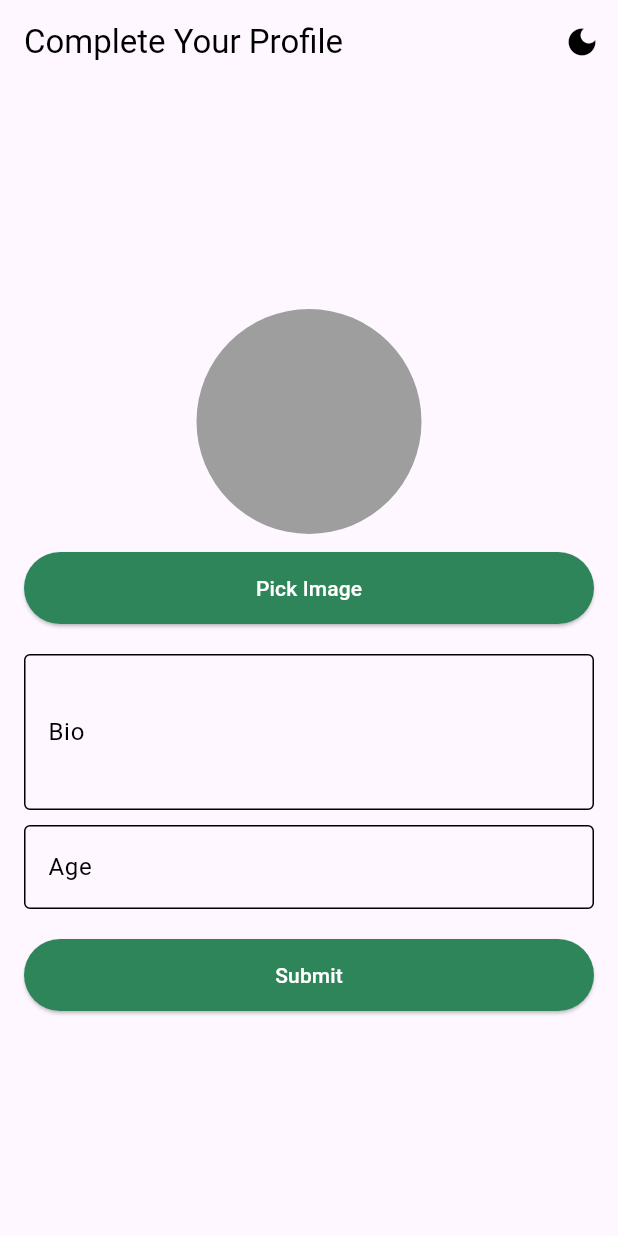
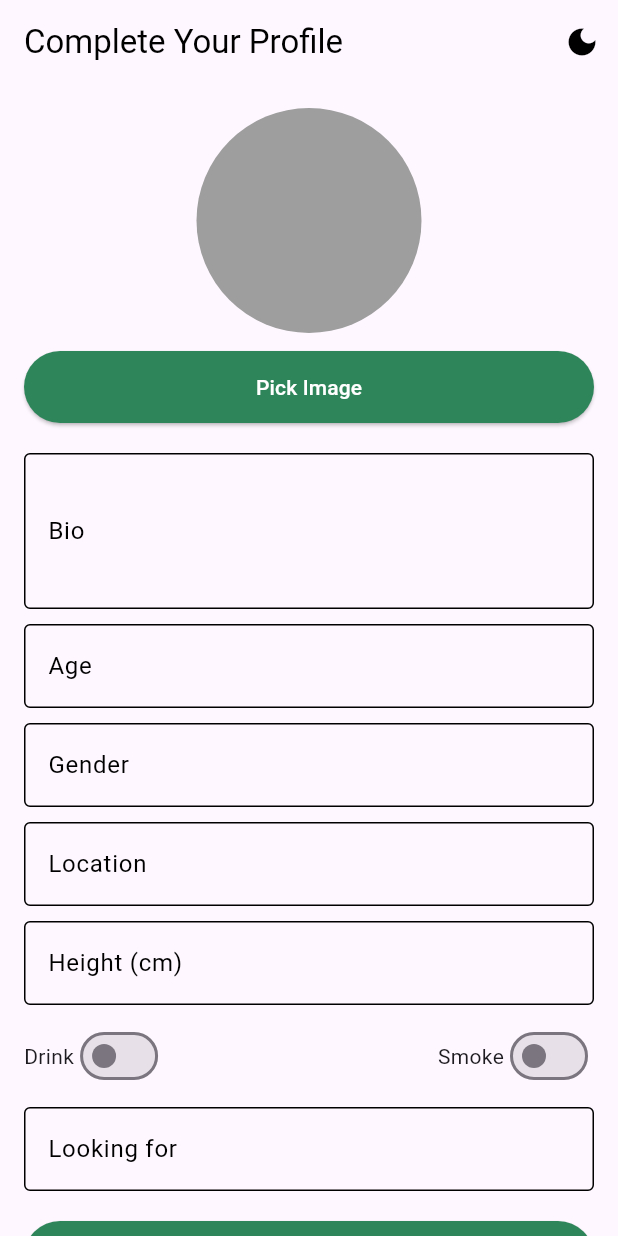
Before and after one commit to Senwin5/mixen, a Flutter app: the CompleteProfilePage screen opened directly, on a phone screen of 412 x 824 dp. Run offline on Flutter 3.47's test engine with Material 3 defaults, Android fonts, the phone set to English and light mode, and no system bars; our stand-ins replace card_swiper, device_info_plus, image_picker, permission_handler, shared_preferences; accounts and stored records are empty.

Commit message:
Update of the old code

```diff
--- a/lib/pages/completeprofilepage.dart
+++ b/lib/pages/completeprofilepage.dart
@@ -16,13 +16,20 @@
 class _CompleteProfilePageState extends State<CompleteProfilePage> {
   final TextEditingController _bioController = TextEditingController();
   final TextEditingController _ageController = TextEditingController();
+  final TextEditingController _genderController = TextEditingController();
+  final TextEditingController _locationController = TextEditingController();
+  final TextEditingController _heightController = TextEditingController();
+  final TextEditingController _lookingForController = TextEditingController();
+
   File? _image;
   bool isLoading = false;
-  bool isDarkMode = false; // 🌙 dark mode toggle
+  bool isDarkMode = false;
+  bool drink = false;
+  bool smoke = false;
 
   static const forestGreen = Color(0xFF2F855A);
 
-  /// Show bottom sheet to choose between Camera and Gallery
+  /// Pick image from gallery or camera
   Future<void> pickImageOption() async {
     showModalBottomSheet(
       context: context,
@@ -49,32 +56,22 @@
     );
   }
 
-  /// Request gallery permission depending on Android version / iOS
   Future<bool> requestGalleryPermission() async {
     if (Platform.isAndroid) {
       final androidInfo = await DeviceInfoPlugin().androidInfo;
       final sdk = androidInfo.version.sdkInt;
-
-      if (sdk >= 33) {
-        return await Permission.photos.request().isGranted;
-      } else {
-        return await Permission.storage.request().isGranted;
-      }
+      if (sdk >= 33) return await Permission.photos.request().isGranted;
+      return await Permission.storage.request().isGranted;
     } else if (Platform.isIOS) {
       return await Permission.photos.request().isGranted;
     }
     return false;
   }
 
-  /// Pick image from camera or gallery with proper permissions
   Future<void> pickImage(ImageSource source) async {
     bool permissionGranted = false;
-
-    if (source == ImageSource.camera) {
-      permissionGranted = await Permission.camera.request().isGranted;
-    } else if (source == ImageSource.gallery) {
-      permissionGranted = await requestGalleryPermission();
-    }
+    if (source == ImageSource.camera) permissionGranted = await Permission.camera.request().isGranted;
+    if (source == ImageSource.gallery) permissionGranted = await requestGalleryPermission();
 
     if (!permissionGranted) {
       if (!mounted) return;
@@ -86,31 +83,19 @@
 
     try {
       final picker = ImagePicker();
-      final picked = await picker.pickImage(
-        source: source,
-        maxWidth: 800,
-        maxHeight: 800,
-        imageQuality: 80,
-      );
-
-      if (picked != null && mounted) {
-        setState(() => _image = File(picked.path));
-      }
+      final picked = await picker.pickImage(source: source, maxWidth: 800, maxHeight: 800, imageQuality: 80);
+      if (picked != null && mounted) setState(() => _image = File(picked.path));
     } catch (e) {
       if (!mounted) return;
-      ScaffoldMessenger.of(
-        context,
-      ).showSnackBar(SnackBar(content: Text("Failed to pick image: $e")));
+      ScaffoldMessenger.of(context).showSnackBar(SnackBar(content: Text("Failed to pick image: $e")));
     }
   }
 
-  /// Submit profile with image, bio, and age
+  /// Submit profile to backend
   Future<void> submitProfile() async {
-    if (_image == null ||
-        _bioController.text.isEmpty ||
-        _ageController.text.isEmpty) {
+    if (_image == null || _bioController.text.isEmpty || _ageController.text.isEmpty) {
       ScaffoldMessenger.of(context).showSnackBar(
-        const SnackBar(content: Text("Fill all fields and pick an image!")),
+        const SnackBar(content: Text("Fill all required fields and pick an image!")),
       );
       return;
     }
@@ -118,25 +103,29 @@
     setState(() => isLoading = true);
 
     try {
-      final success = await ApiService.uploadProfileImage(_image!);
-      if (!success) throw Exception("Image upload failed");
+      // 1️⃣ Upload image
+      final imageSuccess = await ApiService.uploadProfileImage(_image!);
+      if (!imageSuccess) throw Exception("Image upload failed");
 
+      // 2️⃣ Update profile
       final updateSuccess = await ApiService.updateProfile(
         bio: _bioController.text,
         age: int.tryParse(_ageController.text) ?? 0,
+        gender: _genderController.text,
+        location: _locationController.text,
+        height: int.tryParse(_heightController.text),
+        drink: drink,
+        smoke: smoke,
+        lookingFor: _lookingForController.text,
       );
+
       if (!updateSuccess) throw Exception("Profile update failed");
 
       if (!mounted) return;
-      Navigator.pushReplacement(
-        context,
-        MaterialPageRoute(builder: (_) => const SwipePage()),
-      );
+      Navigator.pushReplacement(context, MaterialPageRoute(builder: (_) => const SwipePage()));
     } catch (e) {
       if (!mounted) return;
-      ScaffoldMessenger.of(
-        context,
-      ).showSnackBar(SnackBar(content: Text("Error: $e")));
+      ScaffoldMessenger.of(context).showSnackBar(SnackBar(content: Text("Error: $e")));
     }
 
     if (mounted) setState(() => isLoading = false);
@@ -144,24 +133,15 @@
 
   @override
   Widget build(BuildContext context) {
-    //final Color bgColor = isDarkMode ? Colors.black : const Color(0xFFF3FDE3);
     final Color textFieldColor = isDarkMode ? Colors.white : Colors.black;
 
     return Scaffold(
-      //backgroundColor: bgColor,
       appBar: AppBar(
-        //backgroundColor: bgColor,
         elevation: 0,
-        title: Text(
-          "Complete Your Profile",
-          style: TextStyle(color: textFieldColor),
-        ),
+        title: Text("Complete Your Profile", style: TextStyle(color: textFieldColor)),
         actions: [
           IconButton(
-            icon: Icon(
-              isDarkMode ? Icons.light_mode : Icons.dark_mode,
-              color: textFieldColor,
-            ),
+            icon: Icon(isDarkMode ? Icons.light_mode : Icons.dark_mode, color: textFieldColor),
             onPressed: () => setState(() => isDarkMode = !isDarkMode),
           ),
         ],
@@ -171,86 +151,133 @@
           padding: const EdgeInsets.all(16),
           child: Column(
             children: [
+              // Profile Image
               _image != null
                   ? ClipRRect(
                       borderRadius: BorderRadius.circular(75),
-                      child: Image.file(
-                        _image!,
-                        width: 150,
-                        height: 150,
-                        fit: BoxFit.cover,
-                      ),
+                      child: Image.file(_image!, width: 150, height: 150, fit: BoxFit.cover),
                     )
-                  : Container(
-                      width: 150,
-                      height: 150,
-                      decoration: BoxDecoration(
-                        color: Colors.grey,
-                        borderRadius: BorderRadius.circular(75),
-                      ),
-                    ),
+                  : Container(width: 150, height: 150, decoration: BoxDecoration(color: Colors.grey, borderRadius: BorderRadius.circular(75))),
               const SizedBox(height: 12),
-
-              // ✅ Pick Image Button (white text always)
               ElevatedButton(
-                style: ElevatedButton.styleFrom(
-                  backgroundColor: forestGreen,
-                  foregroundColor: Colors.white, // white text
-                  minimumSize: const Size(double.infinity, 48),
-                ),
+                style: ElevatedButton.styleFrom(backgroundColor: forestGreen, foregroundColor: Colors.white, minimumSize: const Size(double.infinity, 48)),
                 onPressed: pickImageOption,
                 child: const Text("Pick Image"),
               ),
-
               const SizedBox(height: 20),
 
-              // Bio TextField (text changes based on dark/light mode)
+              // Bio
               TextField(
                 controller: _bioController,
                 decoration: InputDecoration(
                   labelText: "Bio",
                   labelStyle: TextStyle(color: textFieldColor),
-                  enabledBorder: OutlineInputBorder(
-                    borderSide: BorderSide(color: textFieldColor),
-                  ),
-                  focusedBorder: OutlineInputBorder(
-                    borderSide: BorderSide(color: textFieldColor, width: 2),
-                  ),
+                  enabledBorder: OutlineInputBorder(borderSide: BorderSide(color: textFieldColor)),
+                  focusedBorder: OutlineInputBorder(borderSide: BorderSide(color: textFieldColor, width: 2)),
                 ),
                 maxLines: 3,
                 style: TextStyle(color: textFieldColor),
               ),
-
               const SizedBox(height: 10),
 
-              // Age TextField (text changes based on dark/light mode)
+              // Age
               TextField(
                 controller: _ageController,
                 decoration: InputDecoration(
                   labelText: "Age",
                   labelStyle: TextStyle(color: textFieldColor),
-                  enabledBorder: OutlineInputBorder(
-                    borderSide: BorderSide(color: textFieldColor),
-                  ),
-                  focusedBorder: OutlineInputBorder(
-                    borderSide: BorderSide(color: textFieldColor, width: 2),
-                  ),
+                  enabledBorder: OutlineInputBorder(borderSide: BorderSide(color: textFieldColor)),
+                  focusedBorder: OutlineInputBorder(borderSide: BorderSide(color: textFieldColor, width: 2)),
                 ),
                 keyboardType: TextInputType.number,
                 style: TextStyle(color: textFieldColor),
               ),
+              const SizedBox(height: 10),
 
+              // Gender
+              TextField(
+                controller: _genderController,
+                decoration: InputDecoration(
+                  labelText: "Gender",
+                  labelStyle: TextStyle(color: textFieldColor),
+                  enabledBorder: OutlineInputBorder(borderSide: BorderSide(color: textFieldColor)),
+                  focusedBorder: OutlineInputBorder(borderSide: BorderSide(color: textFieldColor, width: 2)),
+                ),
+                style: TextStyle(color: textFieldColor),
+              ),
+              const SizedBox(height: 10),
+
+              // Location
+              TextField(
+                controller: _locationController,
+                decoration: InputDecoration(
+                  labelText: "Location",
+                  labelStyle: TextStyle(color: textFieldColor),
+                  enabledBorder: OutlineInputBorder(borderSide: BorderSide(color: textFieldColor)),
+                  focusedBorder: OutlineInputBorder(borderSide: BorderSide(color: textFieldColor, width: 2)),
+                ),
+                style: TextStyle(color: textFieldColor),
+              ),
+              const SizedBox(height: 10),
+
+              // Height
+              TextField(
+                controller: _heightController,
+                decoration: InputDecoration(
+                  labelText: "Height (cm)",
+                  labelStyle: TextStyle(color: textFieldColor),
+                  enabledBorder: OutlineInputBorder(borderSide: BorderSide(color: textFieldColor)),
+                  focusedBorder: OutlineInputBorder(borderSide: BorderSide(color: textFieldColor, width: 2)),
+                ),
+                keyboardType: TextInputType.number,
+                style: TextStyle(color: textFieldColor),
+              ),
+              const SizedBox(height: 10),
+
+              // Drink & Smoke switches
+              Row(
+                mainAxisAlignment: MainAxisAlignment.spaceBetween,
+                children: [
+                  Row(
+                    children: [
+                      const Text("Drink"),
+                      Switch(
+                        value: drink,
+                        onChanged: (val) => setState(() => drink = val),
+                      ),
+                    ],
+                  ),
+                  Row(
+                    children: [
+                      const Text("Smoke"),
+                      Switch(
+                        value: smoke,
+                        onChanged: (val) => setState(() => smoke = val),
+                      ),
+                    ],
+                  ),
+                ],
+              ),
+              const SizedBox(height: 10),
+
+              // Looking for
+              TextField(
+                controller: _lookingForController,
+                decoration: InputDecoration(
+                  labelText: "Looking for",
+                  labelStyle: TextStyle(color: textFieldColor),
+                  enabledBorder: OutlineInputBorder(borderSide: BorderSide(color: textFieldColor)),
+                  focusedBorder: OutlineInputBorder(borderSide: BorderSide(color: textFieldColor, width: 2)),
+                ),
+                style: TextStyle(color: textFieldColor),
+              ),
               const SizedBox(height: 20),
 
-              // ✅ Submit Button (white text always)
+              // Submit
               isLoading
                   ? const CircularProgressIndicator()
                   : ElevatedButton(
-                      style: ElevatedButton.styleFrom(
-                        backgroundColor: forestGreen,
-                        foregroundColor: Colors.white, // white text
-                        minimumSize: const Size(double.infinity, 48),
-                      ),
+                      style: ElevatedButton.styleFrom(backgroundColor: forestGreen, foregroundColor: Colors.white, minimumSize: const Size(double.infinity, 48)),
                       onPressed: submitProfile,
                       child: const Text("Submit"),
                     ),
```
Also changed, not shown: lib/services/api_service.dart (+89 -87 lines).
